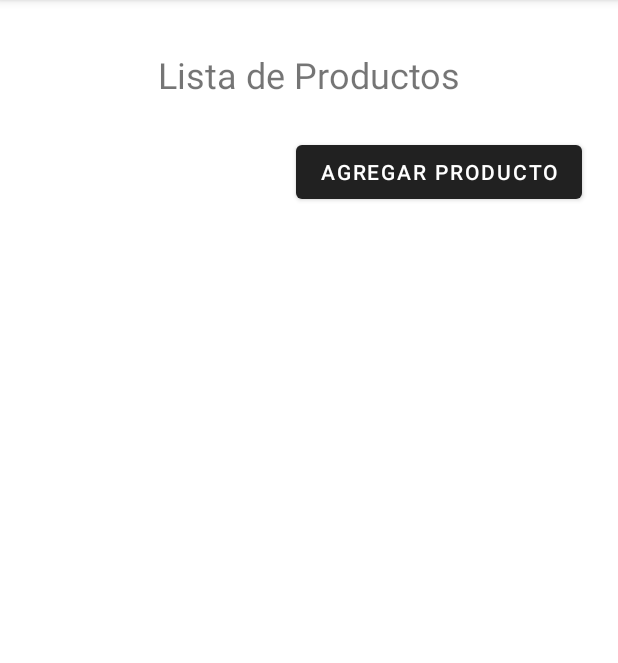
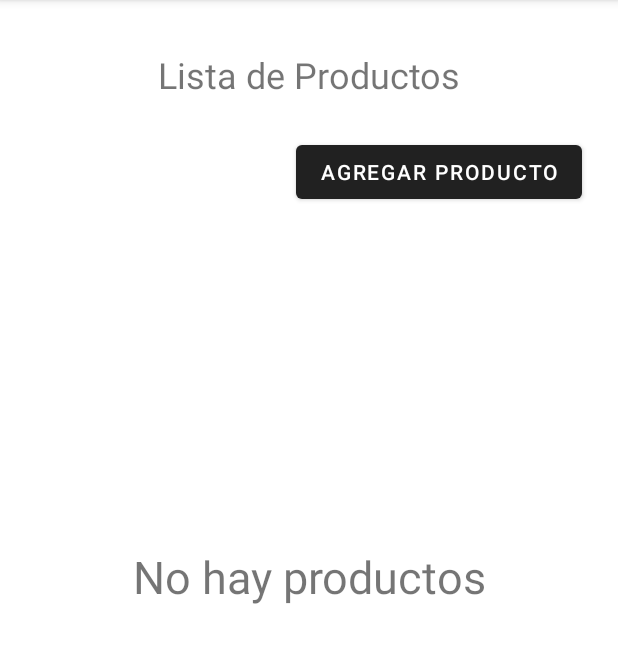
Before and after one commit to mionks27/ProyectoIndividualApps, an Android app: the PaginaPrincipalEmpresa screen opened directly, with no data from a screen before it, on a phone screen of 412 x 824 dp, the part 84-747 px from its top. Run offline under Robolectric (Android 15) with nearby library versions, the phone set to English and light mode, and no system bars; our stand-ins replace Firebase (no records; nobody signed in at launch, a user with empty details on screens opened directly); libraries missing offline, so code that uses them is left out: com.firebase.ui.

Commit message:
Listado validado y borrado de productos, solo falta ver el error de la foto

```diff
--- a/app/src/main/java/pe/pucp/tel306/Empresa/AgregarProducto.java
+++ b/app/src/main/java/pe/pucp/tel306/Empresa/AgregarProducto.java
@@ -209,7 +209,7 @@ public class AgregarProducto extends AppCompatActivity {
                     .setCustomMetadata("autor", firebaseUser.getDisplayName())
                     .build();
 
-            UploadTask task = storageReference.child(producto.getPk()+"/"+producto.getNombreFoto()).putFile(uri, storageMetadata);
+            UploadTask task = storageReference.child(producto.getPk()   +"/"+producto.getNombreFoto()).putFile(uri, storageMetadata);
 
 
             task.addOnSuccessListener(new OnSuccessListener<UploadTask.TaskSnapshot>() {
--- a/app/src/main/java/pe/pucp/tel306/Empresa/PaginaPrincipalEmpresa.java
+++ b/app/src/main/java/pe/pucp/tel306/Empresa/PaginaPrincipalEmpresa.java
@@ -1,12 +1,28 @@
 package pe.pucp.tel306.Empresa;
 
+import androidx.annotation.NonNull;
 import androidx.appcompat.app.AppCompatActivity;
+import androidx.recyclerview.widget.LinearLayoutManager;
+import androidx.recyclerview.widget.RecyclerView;
 
 import android.content.Intent;
 import android.os.Bundle;
 import android.view.View;
+import android.widget.TextView;
 
+import com.firebase.ui.auth.AuthUI;
+import com.google.android.gms.tasks.OnSuccessListener;
+import com.google.firebase.database.DataSnapshot;
+import com.google.firebase.database.DatabaseError;
+import com.google.firebase.database.DatabaseReference;
+import com.google.firebase.database.FirebaseDatabase;
+import com.google.firebase.database.ValueEventListener;
+
+import java.util.ArrayList;
+
+import pe.pucp.tel306.Adapters.ProductosAdapterEmpresa;
 import pe.pucp.tel306.Cliente.PaginaPrincipalCliente;
+import pe.pucp.tel306.Entity.Producto;
 import pe.pucp.tel306.MainActivity;
 import pe.pucp.tel306.R;
 
@@ -16,6 +32,7 @@ public class PaginaPrincipalEmpresa extends AppCompatActivity {
     protected void onCreate(Bundle savedInstanceState) {
         super.onCreate(savedInstanceState);
         setContentView(R.layout.activity_pagina_principal_empresa);
+        listarProductos();
     }
 
     public void agregarProducto(View view){
@@ -23,4 +40,55 @@ public class PaginaPrincipalEmpresa extends AppCompatActivity {
         startActivity(intent);
     }
 
+    public void listarProductos(){
+        DatabaseReference databaseReference = FirebaseDatabase.getInstance().getReference();
+
+        databaseReference.child("Productos").addValueEventListener(new ValueEventListener() {
+            @Override
+            public void onDataChange(@NonNull DataSnapshot snapshot) {
+                ArrayList<Producto> productoArrayList = new ArrayList<>();
+                for(DataSnapshot children : snapshot.getChildren()){
+                    Producto producto = children.getValue(Producto.class);
+                    productoArrayList.add(producto);
+                }
+                if(!productoArrayList.isEmpty()){
+                    TextView textView = findViewById(R.id.textViewMessage);
+                    if(textView.getVisibility()==View.VISIBLE){
+                        textView.setVisibility(View.INVISIBLE);
+                    }
+                    ProductosAdapterEmpresa adapter = new ProductosAdapterEmpresa(productoArrayList,PaginaPrincipalEmpresa.this);
+                    RecyclerView recyclerView = findViewById(R.id.recyclerViewProductos);
+                    recyclerView.setVisibility(View.VISIBLE);
+                    recyclerView.setAdapter(adapter);
+                    recyclerView.setLayoutManager(new LinearLayoutManager(PaginaPrincipalEmpresa.this));
+                }else{
+                    TextView textView = findViewById(R.id.textViewMessage);
+                    textView.setVisibility(View.VISIBLE);
+                    RecyclerView recyclerView = findViewById(R.id.recyclerViewProductos);
+                    recyclerView.setVisibility(View.INVISIBLE);
+                }
+
+            }
+
+            @Override
+            public void onCancelled(@NonNull DatabaseError error) {
+
+            }
+        });
+    }
+
+    public void logOut(){
+        AuthUI instance = AuthUI.getInstance();
+        instance.signOut(this).addOnSuccessListener(new OnSuccessListener<Void>() {
+            @Override
+            public void onSuccess(Void aVoid) {
+                // Lógica de cerrao de sesión lo pongo aquí porque luego lo ecesitaremos cuando acabemos el menú de cliente y TI
+                Intent intent = new Intent(PaginaPrincipalEmpresa.this, MainActivity.class);
+                startActivity(intent);
+                finish();
+            }
+        });
+
+    }
+
 }
--- a/app/src/main/res/layout/activity_agregar_producto.xml
+++ b/app/src/main/res/layout/activity_agregar_producto.xml
@@ -189,6 +189,7 @@
         android:id="@+id/button7"
         android:layout_width="wrap_content"
         android:layout_height="wrap_content"
+        android:onClick="guardarDispositivo"
         android:text="Guardar"
         app:layout_constraintBottom_toBottomOf="parent"
         app:layout_constraintEnd_toEndOf="@+id/textView14"
--- a/app/src/main/res/layout/activity_pagina_principal_empresa.xml
+++ b/app/src/main/res/layout/activity_pagina_principal_empresa.xml
@@ -7,7 +7,7 @@
     tools:context=".Empresa.PaginaPrincipalEmpresa">
 
     <androidx.recyclerview.widget.RecyclerView
-        android:id="@+id/recyclerView"
+        android:id="@+id/recyclerViewProductos"
         android:layout_width="394dp"
         android:layout_height="571dp"
         app:layout_constraintBottom_toBottomOf="parent"
@@ -23,7 +23,7 @@
         android:layout_height="wrap_content"
         android:text="Lista de Productos"
         android:textSize="24sp"
-        app:layout_constraintBottom_toTopOf="@+id/recyclerView"
+        app:layout_constraintBottom_toTopOf="@+id/recyclerViewProductos"
         app:layout_constraintEnd_toEndOf="parent"
         app:layout_constraintStart_toStartOf="parent"
         app:layout_constraintTop_toTopOf="parent"
@@ -35,10 +35,22 @@
         android:layout_height="wrap_content"
         android:onClick="agregarProducto"
         android:text="Agregar Producto"
-        app:layout_constraintBottom_toTopOf="@+id/recyclerView"
+        app:layout_constraintBottom_toTopOf="@+id/recyclerViewProductos"
         app:layout_constraintEnd_toEndOf="parent"
         app:layout_constraintHorizontal_bias="0.893"
         app:layout_constraintStart_toStartOf="parent"
         app:layout_constraintTop_toTopOf="parent"
         app:layout_constraintVertical_bias="0.807" />
+
+    <TextView
+        android:id="@+id/textViewMessage"
+        android:layout_width="wrap_content"
+        android:layout_height="wrap_content"
+        android:text="No hay productos"
+        android:textSize="30sp"
+        android:visibility="invisible"
+        app:layout_constraintBottom_toBottomOf="parent"
+        app:layout_constraintEnd_toEndOf="parent"
+        app:layout_constraintStart_toStartOf="parent"
+        app:layout_constraintTop_toTopOf="parent" />
 </androidx.constraintlayout.widget.ConstraintLayout>
--- a/app/src/main/res/layout/producto_rv.xml
+++ b/app/src/main/res/layout/producto_rv.xml
@@ -38,7 +38,7 @@
             app:layout_constraintVertical_bias="0.0" />
 
         <ImageView
-            android:id="@+id/imageViewFotoProducto"
+            android:id="@+id/imageViewFotoProductoLista"
             android:layout_width="143dp"
             android:layout_height="138dp"
             app:layout_constraintBottom_toBottomOf="parent"
@@ -70,7 +70,7 @@
             app:layout_constraintBottom_toTopOf="@+id/buttonEditar"
             app:layout_constraintEnd_toEndOf="parent"
             app:layout_constraintHorizontal_bias="0.119"
-            app:layout_constraintStart_toEndOf="@+id/imageViewFotoProducto"
+            app:layout_constraintStart_toEndOf="@+id/imageViewFotoProductoLista"
             app:layout_constraintTop_toBottomOf="@+id/textViewNombre"
             app:layout_constraintVertical_bias="0.203" />
 
```
Also changed, not shown: app/src/main/java/pe/pucp/tel306/Adapters/ProductosAdapterEmpresa.java (+4 -5 lines).
